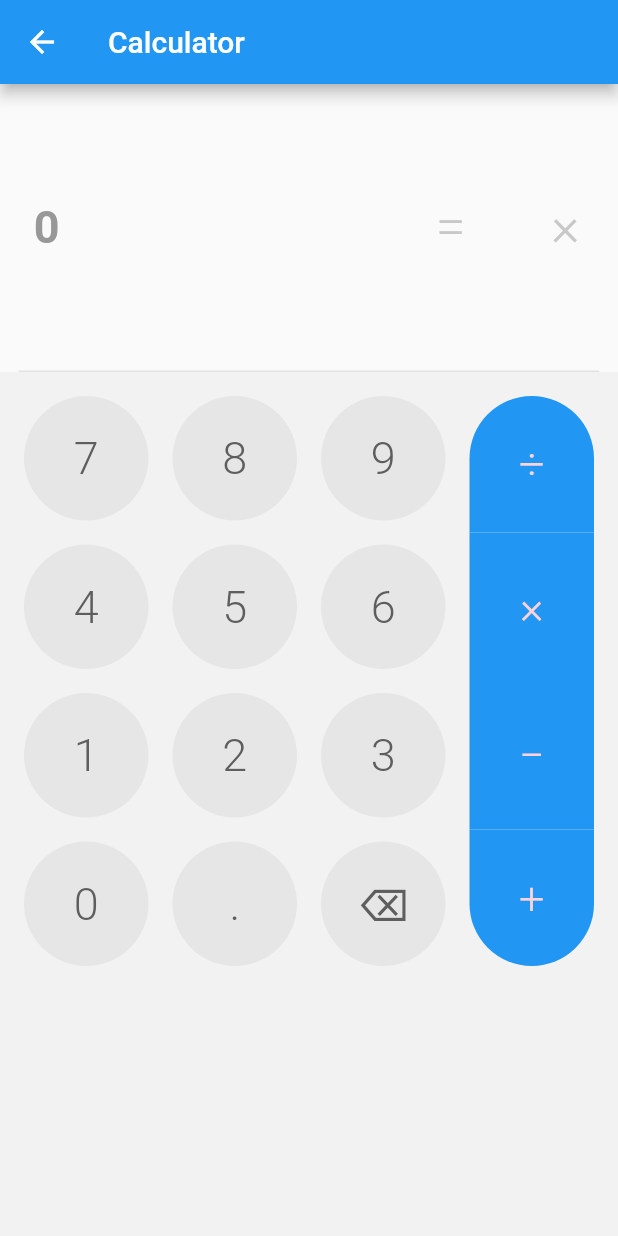
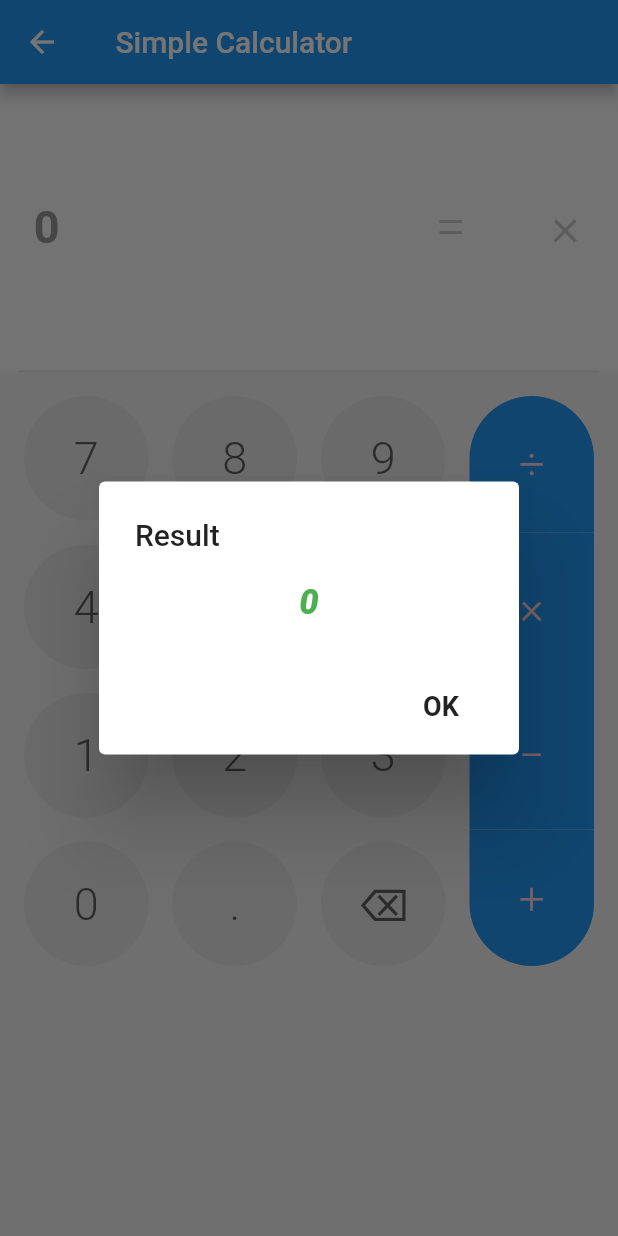
Before and after one commit to Aqsa012/calculator_app, a Flutter app: the HomePage screen opened directly, after a tap on an icon or button, on a phone screen of 412 x 824 dp. Run offline on Flutter 3.47's test engine with Material 2 defaults, Android fonts, the phone set to English and light mode, and no system bars; our stand-ins replace get, image_picker, math_expressions, websafe_svg; project files that could hold a hidden picture were left out.

Commit message:
Add Alert box to show result

```diff
--- a/lib/body.dart
+++ b/lib/body.dart
@@ -167,7 +167,7 @@ class _HomePageState extends State<HomePage> with TickerProviderStateMixin {
     return Scaffold(
       resizeToAvoidBottomPadding: false,
       appBar: new AppBar(
-        title: new Text("Calculator"),
+        title: new Text(" Simple Calculator"),
       ),
       body: Column(
         children: <Widget>[
@@ -211,7 +211,9 @@ class _HomePageState extends State<HomePage> with TickerProviderStateMixin {
                           color: Color.fromRGBO(200, 200, 200, 1),
                           fontWeight: FontWeight.w300),
                     ),
-                    onPressed: () {},
+                    onPressed: () {
+                      showResultDialog(result);
+                    },
                   ),
                   Container(
                     // Clear Btn
@@ -252,4 +254,39 @@ class _HomePageState extends State<HomePage> with TickerProviderStateMixin {
       ),
     );
   }
+
+  void showResultDialog(String playerName) async {
+    return showDialog(
+        context: context,
+        builder: (BuildContext context) {
+          AnimationController(duration: Duration(seconds: 60), vsync: this);
+          return AlertDialog(
+            title: new Text("Result"),
+            content: Text(
+              playerName,
+              textAlign: TextAlign.center,
+              style: TextStyle(
+                color: Colors.green,
+                fontStyle: FontStyle.italic,
+                fontSize: 23.0,
+                fontWeight: FontWeight.w800,
+              ),
+            ),
+            actions: <Widget>[
+              FlatButton(
+                child: Text(
+                  'OK',
+                  style: TextStyle(
+                    fontSize: 18.0,
+                    fontWeight: FontWeight.w600,
+                  ),
+                ),
+                onPressed: () {
+                  Navigator.of(context).pop();
+                },
+              )
+            ],
+          );
+        });
+  }
 }
```
